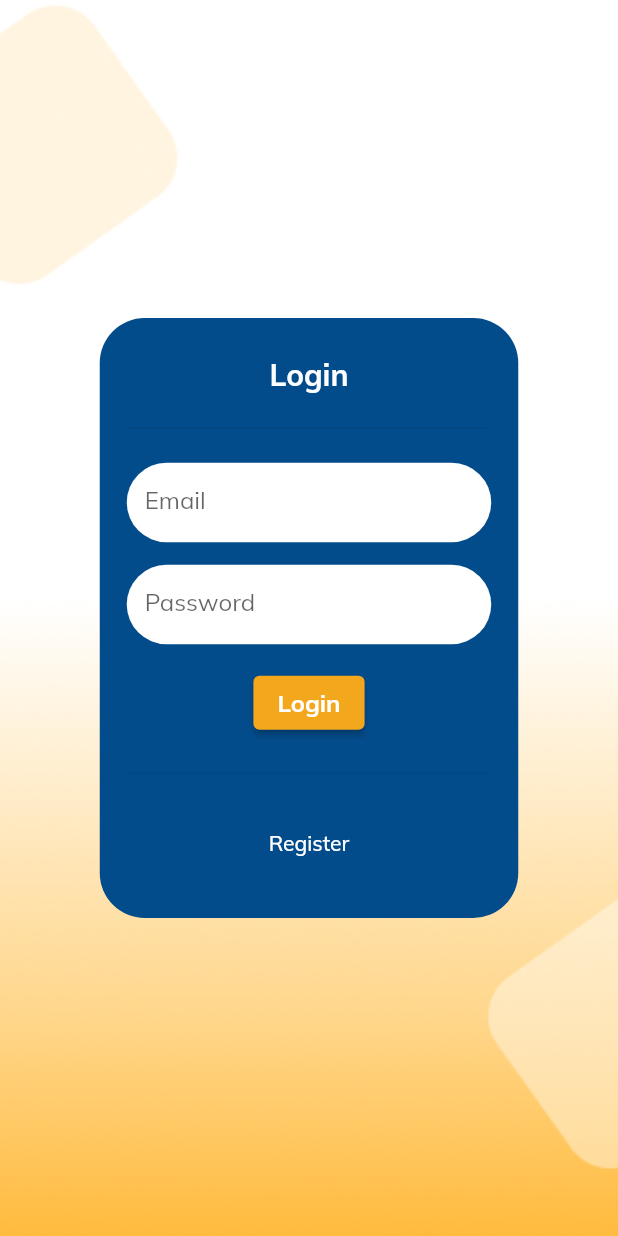
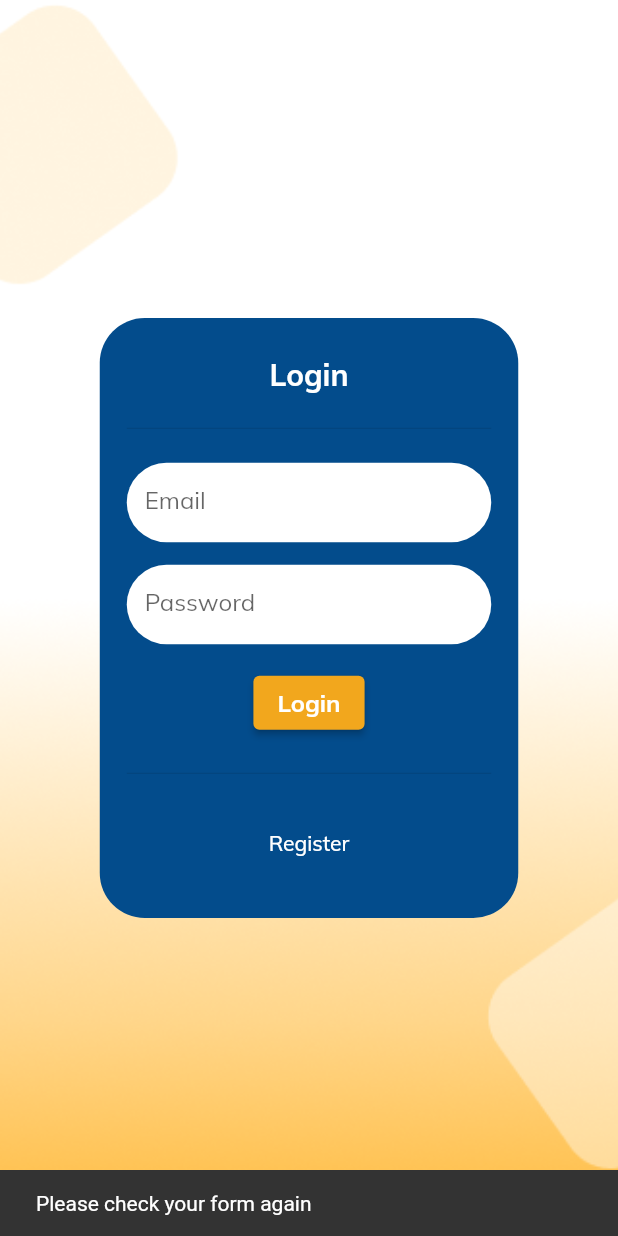
Before and after one commit to fauzanafism/test_fauzan, a Flutter app: the LoginPage screen opened by its route, after a tap on "Login", on a phone screen of 412 x 824 dp. Run offline on Flutter 3.47's test engine with Material 2 defaults, Android fonts, the phone set to English and light mode, and no system bars; our stand-ins replace google_fonts, shared_preferences; accounts and stored records are empty.

Commit message:
added login function (still not working)

```diff
--- a/lib/ui/pages/login_page.dart
+++ b/lib/ui/pages/login_page.dart
@@ -1,7 +1,10 @@
 import 'package:flutter/material.dart';
 import 'package:google_fonts/google_fonts.dart';
+import 'package:provider/provider.dart';
+import 'package:test_fauzan/provider/login_provider.dart';
 import 'package:test_fauzan/ui/common/style.dart';
 import 'package:test_fauzan/ui/common/widget.dart';
+import 'package:test_fauzan/ui/pages/home_page.dart';
 
 class LoginPage extends StatefulWidget {
   const LoginPage({Key? key}) : super(key: key);
@@ -53,7 +56,21 @@ class _LoginPageState extends State<LoginPage> {
                     isObscure: true,
                     controller: passController),
                 ElevatedButton(
-                  onPressed: () {},
+                  onPressed: () {
+                    if (emailController.text.isNotEmpty &&
+                        emailController.text.contains('@') &&
+                        passController.text.isNotEmpty) {
+                      ScaffoldMessenger.of(context).showSnackBar(
+                          const SnackBar(content: Text('Success')));
+                      var user =
+                          Provider.of<LoginProvider>(context, listen: false)
+                              .login(emailController.text, passController.text);
+                      Navigator.pushNamed(context, HomePage.route);
+                    } else {
+                      ScaffoldMessenger.of(context).showSnackBar(const SnackBar(
+                          content: Text('Please check your form again')));
+                    }
+                  },
                   style: ElevatedButton.styleFrom(
                       backgroundColor: Style.secondaryColor),
                   child: Text(
```
